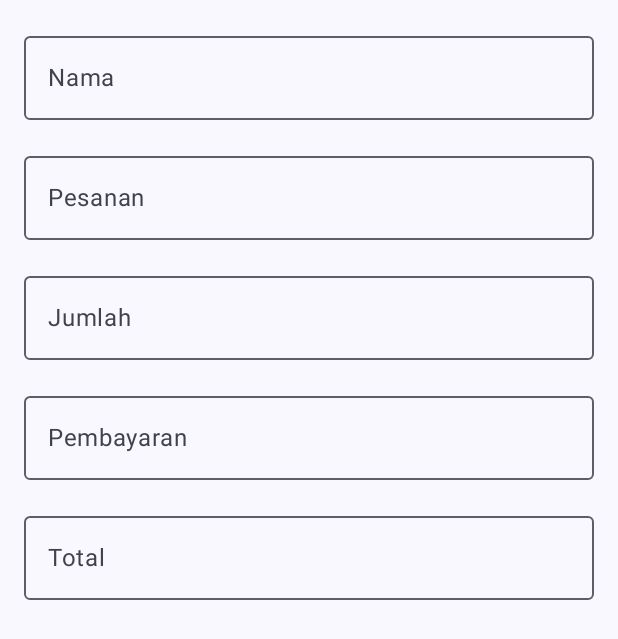
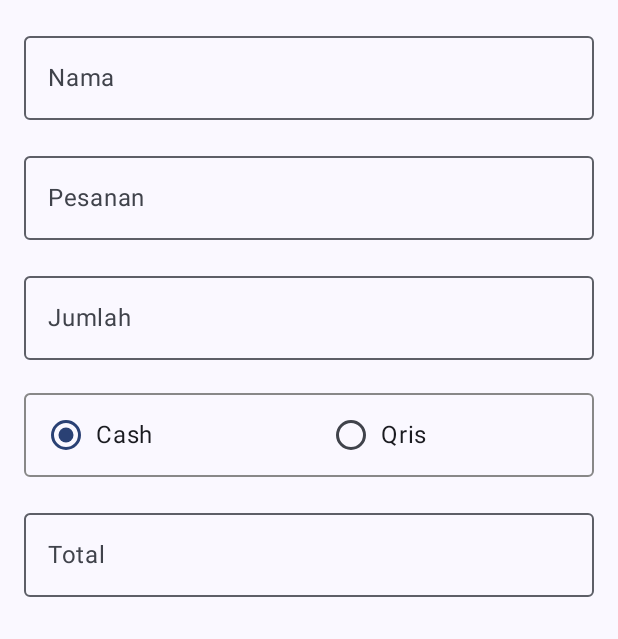
Before and after one commit to Andresolin/Assessment-2-Mobpro, an Android app built with Jetpack Compose: the composable FormCatatan called with empty values, on a phone screen of 412 x 824 dp. Shown: the top 639 px of the screen. Run offline under Robolectric (Android 15) with nearby library versions, the phone set to English and light mode, and no system bars; 1 statement that could not run was skipped.

```diff
--- a/app/src/main/java/org/d3if3002/miniproject2/navigation/NavGraph.kt
+++ b/app/src/main/java/org/d3if3002/miniproject2/navigation/NavGraph.kt
@@ -17,11 +17,11 @@ fun SetupNavGraph(navController: NavHostController = rememberNavController()) {
         startDestination = Screen.Home.route
     ) {
         composable(route = Screen.Home.route) {
-            MainScreen()
+            MainScreen(navController)
         }
 
         composable(route = Screen.FormBaru.route) {
-            DetailScreen()
+            DetailScreen(navController)
         }
 
     }
--- a/app/src/main/java/org/d3if3002/miniproject2/ui/Screen/DetailScreen.kt
+++ b/app/src/main/java/org/d3if3002/miniproject2/ui/Screen/DetailScreen.kt
@@ -1,14 +1,25 @@
 package org.d3if3002.miniproject2.ui.Screen
 
 import android.content.res.Configuration
+import androidx.compose.foundation.border
 import androidx.compose.foundation.layout.Arrangement
 import androidx.compose.foundation.layout.Column
+import androidx.compose.foundation.layout.Row
 import androidx.compose.foundation.layout.fillMaxWidth
 import androidx.compose.foundation.layout.padding
+import androidx.compose.foundation.selection.selectable
+import androidx.compose.foundation.shape.RoundedCornerShape
 import androidx.compose.foundation.text.KeyboardOptions
+import androidx.compose.material.icons.Icons
+import androidx.compose.material.icons.filled.ArrowBack
+import androidx.compose.material.icons.outlined.Check
 import androidx.compose.material3.ExperimentalMaterial3Api
+import androidx.compose.material3.Icon
+import androidx.compose.material3.IconButton
 import androidx.compose.material3.MaterialTheme
 import androidx.compose.material3.OutlinedTextField
+import androidx.compose.material3.RadioButton
+import androidx.compose.material3.RadioButtonDefaults
 import androidx.compose.material3.Scaffold
 import androidx.compose.material3.Text
 import androidx.compose.material3.TopAppBar
@@ -18,17 +29,22 @@ import androidx.compose.runtime.getValue
 import androidx.compose.runtime.mutableStateOf
 import androidx.compose.runtime.remember
 import androidx.compose.runtime.setValue
+import androidx.compose.ui.Alignment
 import androidx.compose.ui.Modifier
+import androidx.compose.ui.graphics.Color
 import androidx.compose.ui.res.stringResource
+import androidx.compose.ui.semantics.Role
 import androidx.compose.ui.text.input.ImeAction
 import androidx.compose.ui.text.input.KeyboardCapitalization
 import androidx.compose.ui.tooling.preview.Preview
 import androidx.compose.ui.unit.dp
+import androidx.navigation.NavHostController
+import androidx.navigation.compose.rememberNavController
 import org.d3if3002.miniproject2.R
 
 @OptIn(ExperimentalMaterial3Api::class)
 @Composable
-fun DetailScreen() {
+fun DetailScreen(navController: NavHostController) {
     var nama by remember { mutableStateOf("") }
     var pesanan by remember { mutableStateOf("") }
     var jumlah by remember { mutableStateOf("") }
@@ -38,13 +54,31 @@ fun DetailScreen() {
     Scaffold(
         topBar = {
             TopAppBar(
+                navigationIcon = {
+                    IconButton(onClick = { navController.popBackStack() }) {
+                        Icon(
+                            imageVector = Icons.Filled.ArrowBack,
+                            contentDescription = stringResource(id = R.string.kembali),
+                            tint = MaterialTheme.colorScheme.primary
+                        )
+                    }
+                },
                 title = {
                     Text(text = stringResource(id = R.string.tambah_pemesanan))
                 },
                 colors = TopAppBarDefaults.mediumTopAppBarColors(
                     containerColor = MaterialTheme.colorScheme.primaryContainer,
                     titleContentColor = MaterialTheme.colorScheme.primary
-                )
+                ),
+                actions = {
+                    IconButton(onClick = { navController.popBackStack() }) {
+                        Icon(imageVector = Icons.Outlined.Check,
+                            contentDescription = stringResource(id = R.string.simpan),
+                            tint = MaterialTheme.colorScheme.primary
+
+                        )
+                    }
+                }
             )
         },
     ) { padding ->
@@ -73,6 +107,14 @@ fun FormCatatan(
     total: String, onTotalChange: (String) -> Unit,
     modifier: Modifier
 ) {
+
+    val radioOption = listOf(
+        stringResource(id = R.string.cash),
+        stringResource(id = R.string.qris)
+    )
+
+    var pembayaran by remember { mutableStateOf(radioOption[0])}
+
     Column(
         modifier = modifier
             .fillMaxWidth()
@@ -113,14 +155,25 @@ fun FormCatatan(
             modifier = Modifier.fillMaxWidth()
         )
 
-        OutlinedTextField(
-            value = pembayaran,
-            onValueChange = { onPembayaranChange(it) },
-            label = { Text(text = stringResource(R.string.pembayaran)) },
-            singleLine = true,
-            keyboardOptions = KeyboardOptions.Default,
-            modifier = Modifier.fillMaxWidth()
-        )
+        Row(
+            modifier = Modifier
+                .padding(top = 6.dp)
+                .border(1.dp, Color.Gray, RoundedCornerShape(4.dp))
+        ) {
+            radioOption.forEach{ text ->
+                PaymentOption(label = text,
+                    isSelected = pembayaran == text,
+                    modifier = Modifier
+                        .selectable(
+                            selected = pembayaran == text,
+                            onClick = { pembayaran = text },
+                            role = Role.RadioButton
+                        )
+                        .weight(1f)
+                        .padding(16.dp)
+                )
+            }
+        }
 
         OutlinedTextField(
             value = total,
@@ -134,11 +187,30 @@ fun FormCatatan(
 }
 
 
+
+@Composable
+fun PaymentOption(label: String, isSelected: Boolean, modifier: Modifier) {
+    Row(
+        modifier = modifier,
+        verticalAlignment = Alignment.CenterVertically
+    ) {
+        RadioButton(
+            selected = isSelected,
+            onClick = null
+        )
+        Text(text = label,
+            style = MaterialTheme.typography.bodyLarge,
+            modifier = Modifier.padding(start = 8.dp)
+        )
+
+    }
+}
+
 @Preview(showBackground = true)
 @Preview(uiMode = Configuration.UI_MODE_NIGHT_YES, showBackground = true)
 @Composable
 fun DetailScreenPreview() {
     MaterialTheme {
-        DetailScreen()
+        DetailScreen(rememberNavController())
     }
 }
--- a/app/src/main/res/values/strings.xml
+++ b/app/src/main/res/values/strings.xml
@@ -3,11 +3,17 @@
     <string name="pesanan_kosong">Pesanan kosong</string>
     <string name="x_klik">%1$s diklik!</string>
     <string name="tambah_pemesanan">Tambah Pemesanan</string>
-    <string name="tambah_eror">Belum bisa tambah pemesanan</string>
+
 
     <string name="nama">Nama</string>
     <string name="pesanan">Pesanan</string>
     <string name="jumlah">Jumlah</string>
     <string name="pembayaran">Pembayaran</string>
     <string name="total">Total</string>
+
+    <string name="kembali">Kembali</string>
+    <string name="simpan">Simpan</string>
+
+    <string name="cash">Cash</string>
+    <string name="qris">Qris</string>
 </resources>
```
Also changed, not shown: app/src/main/java/org/d3if3002/miniproject2/ui/Screen/MainScreen.kt (+6 -3 lines).
